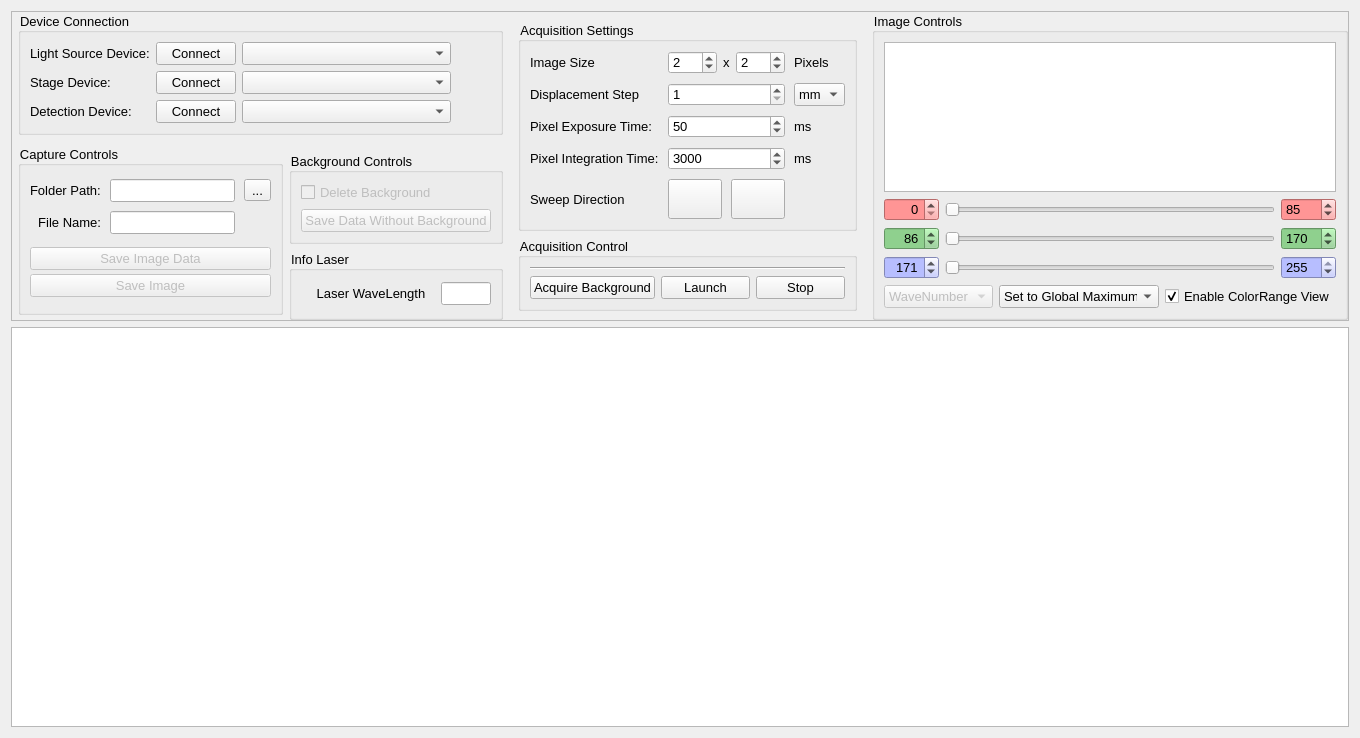
Old version of the form gui/views/microRamanViewUi.ui in the repository PyMarc2/OceanOpticsSpectroViewer.
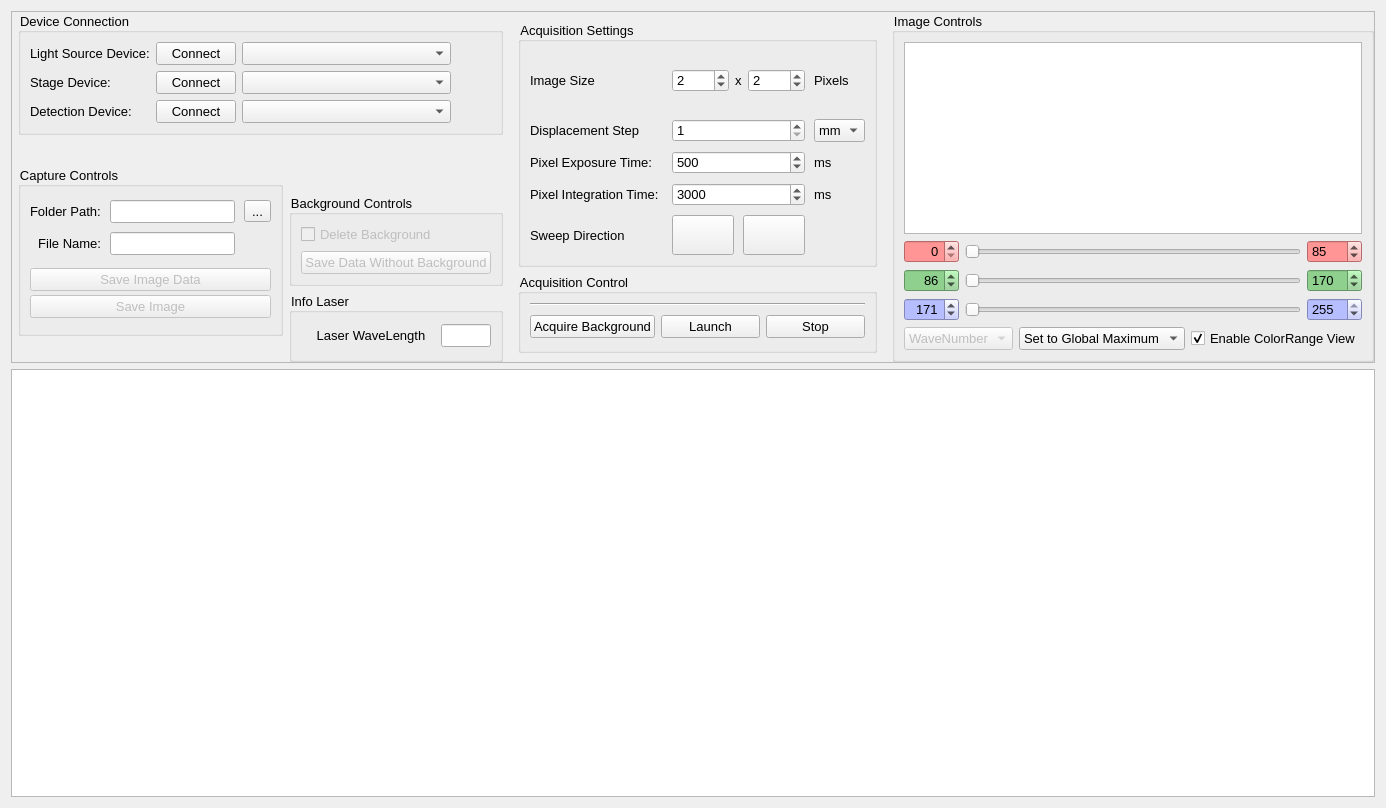
New version of the form. Custom widgets are drawn as their Qt base class.

Commit message: changed the default setting for time of exposition to 500 instead of 50

Diff of the .ui file:
```diff
--- a/gui/views/microRamanViewUi.ui
+++ b/gui/views/microRamanViewUi.ui
@@ -6,8 +6,8 @@
    <rect>
     <x>0</x>
     <y>0</y>
-    <width>1348</width>
-    <height>736</height>
+    <width>1386</width>
+    <height>808</height>
    </rect>
   </property>
   <property name="maximumSize">
@@ -602,7 +602,7 @@
                  <number>10</number>
                 </property>
                 <property name="value">
-                 <number>50</number>
+                 <number>500</number>
                 </property>
                </widget>
               </item>
```
The commit also changes 1 other file.
